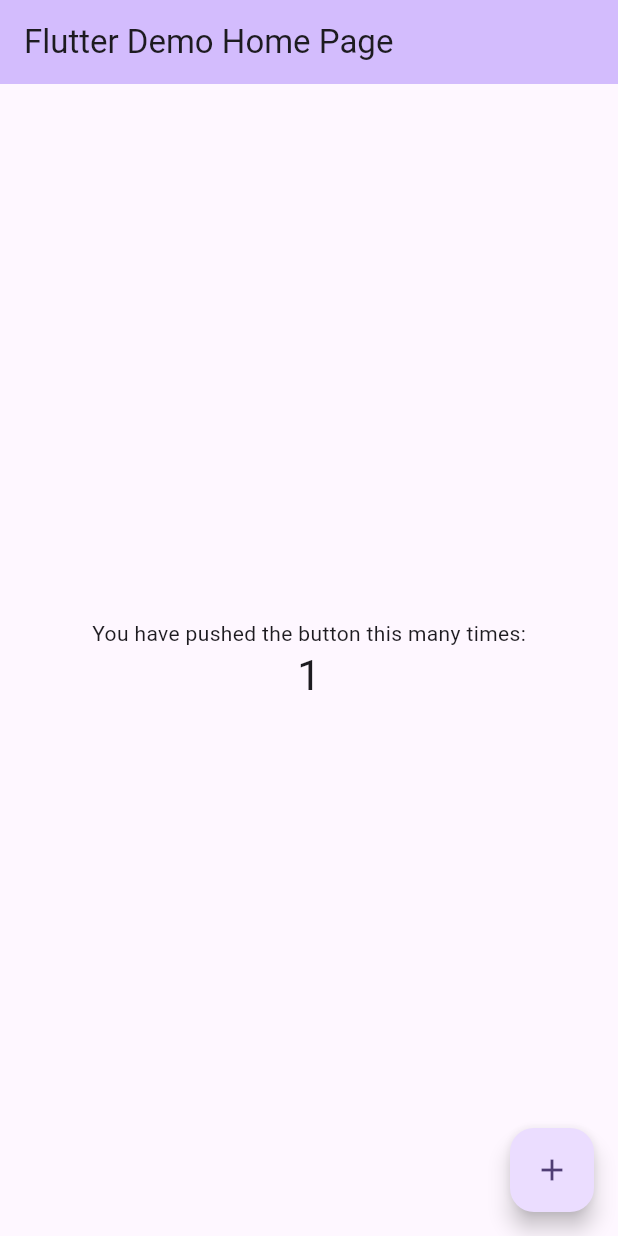
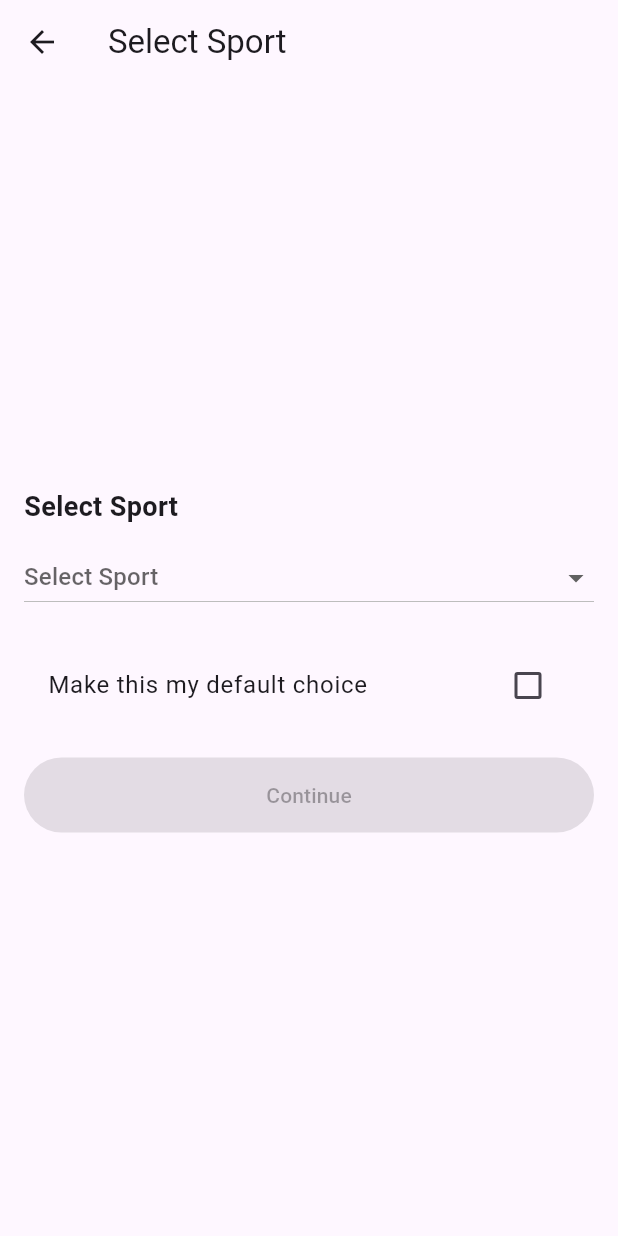
Before and after one commit to FatEarl/efficials_web_app_4, a Flutter app: the screen it shows after launch, after a tap on the "add" icon, on a phone screen of 412 x 824 dp. Run offline on Flutter 3.47's test engine with Material 3 defaults, Android fonts, the light colour scheme and no system bars.

Commit message:
Updated Home Screen: removed speech bubble, increased icon sizes, added app-wide theme

```diff
--- a/lib/main.dart
+++ b/lib/main.dart
@@ -1,122 +1,19 @@
 import 'package:flutter/material.dart';
+import 'screens/scheduler_home_screen.dart';
 
 void main() {
-  runApp(const MyApp());
+  runApp(const EfficialsApp());
 }
 
-class MyApp extends StatelessWidget {
-  const MyApp({super.key});
+class EfficialsApp extends StatelessWidget {
+  const EfficialsApp({super.key});
 
-  // This widget is the root of your application.
   @override
   Widget build(BuildContext context) {
     return MaterialApp(
-      title: 'Flutter Demo',
-      theme: ThemeData(
-        // This is the theme of your application.
-        //
-        // TRY THIS: Try running your application with "flutter run". You'll see
-        // the application has a purple toolbar. Then, without quitting the app,
-        // try changing the seedColor in the colorScheme below to Colors.green
-        // and then invoke "hot reload" (save your changes or press the "hot
-        // reload" button in a Flutter-supported IDE, or press "r" if you used
-        // the command line to start the app).
-        //
-        // Notice that the counter didn't reset back to zero; the application
-        // state is not lost during the reload. To reset the state, use hot
-        // restart instead.
-        //
-        // This works for code too, not just values: Most code changes can be
-        // tested with just a hot reload.
-        colorScheme: ColorScheme.fromSeed(seedColor: Colors.deepPurple),
-      ),
-      home: const MyHomePage(title: 'Flutter Demo Home Page'),
+      title: 'Efficials',
+      theme: ThemeData(primarySwatch: Colors.green, useMaterial3: true),
+      home: const SchedulerHomeScreen(),
     );
   }
 }
-
-class MyHomePage extends StatefulWidget {
-  const MyHomePage({super.key, required this.title});
-
-  // This widget is the home page of your application. It is stateful, meaning
-  // that it has a State object (defined below) that contains fields that affect
-  // how it looks.
-
-  // This class is the configuration for the state. It holds the values (in this
-  // case the title) provided by the parent (in this case the App widget) and
-  // used by the build method of the State. Fields in a Widget subclass are
-  // always marked "final".
-
-  final String title;
-
-  @override
-  State<MyHomePage> createState() => _MyHomePageState();
-}
-
-class _MyHomePageState extends State<MyHomePage> {
-  int _counter = 0;
-
-  void _incrementCounter() {
-    setState(() {
-      // This call to setState tells the Flutter framework that something has
-      // changed in this State, which causes it to rerun the build method below
-      // so that the display can reflect the updated values. If we changed
-      // _counter without calling setState(), then the build method would not be
-      // called again, and so nothing would appear to happen.
-      _counter++;
-    });
-  }
-
-  @override
-  Widget build(BuildContext context) {
-    // This method is rerun every time setState is called, for instance as done
-    // by the _incrementCounter method above.
-    //
-    // The Flutter framework has been optimized to make rerunning build methods
-    // fast, so that you can just rebuild anything that needs updating rather
-    // than having to individually change instances of widgets.
-    return Scaffold(
-      appBar: AppBar(
-        // TRY THIS: Try changing the color here to a specific color (to
-        // Colors.amber, perhaps?) and trigger a hot reload to see the AppBar
-        // change color while the other colors stay the same.
-        backgroundColor: Theme.of(context).colorScheme.inversePrimary,
-        // Here we take the value from the MyHomePage object that was created by
-        // the App.build method, and use it to set our appbar title.
-        title: Text(widget.title),
-      ),
-      body: Center(
-        // Center is a layout widget. It takes a single child and positions it
-        // in the middle of the parent.
-        child: Column(
-          // Column is also a layout widget. It takes a list of children and
-          // arranges them vertically. By default, it sizes itself to fit its
-          // children horizontally, and tries to be as tall as its parent.
-          //
-          // Column has various properties to control how it sizes itself and
-          // how it positions its children. Here we use mainAxisAlignment to
-          // center the children vertically; the main axis here is the vertical
-          // axis because Columns are vertical (the cross axis would be
-          // horizontal).
-          //
-          // TRY THIS: Invoke "debug painting" (choose the "Toggle Debug Paint"
-          // action in the IDE, or press "p" in the console), to see the
-          // wireframe for each widget.
-          mainAxisAlignment: MainAxisAlignment.center,
-          children: <Widget>[
-            const Text('You have pushed the button this many times:'),
-            Text(
-              '$_counter',
-              style: Theme.of(context).textTheme.headlineMedium,
-            ),
-          ],
-        ),
-      ),
-      floatingActionButton: FloatingActionButton(
-        onPressed: _incrementCounter,
-        tooltip: 'Increment',
-        child: const Icon(Icons.add),
-      ), // This trailing comma makes auto-formatting nicer for build methods.
-    );
-  }
-}
--- a/lib/screens/scheduler_home_screen.dart
+++ b/lib/screens/scheduler_home_screen.dart
@@ -0,0 +1,217 @@
+import 'package:flutter/material.dart';
+
+class SchedulerHomeScreen extends StatelessWidget {
+  const SchedulerHomeScreen({super.key});
+
+  @override
+  Widget build(BuildContext context) {
+    return Scaffold(
+      appBar: AppBar(
+        backgroundColor: const Color(0xFF2196F3), // Blue color from PDF
+        leading: IconButton(
+          icon: const Icon(Icons.menu),
+          onPressed: () {
+            ScaffoldMessenger.of(
+              context,
+            ).showSnackBar(const SnackBar(content: Text('Menu tapped')));
+          },
+        ),
+        actions: [
+          Stack(
+            alignment: Alignment.topRight,
+            children: [
+              IconButton(
+                icon: const Icon(Icons.monetization_on),
+                onPressed: () {
+                  ScaffoldMessenger.of(
+                    context,
+                  ).showSnackBar(const SnackBar(content: Text('Tokens: 1')));
+                },
+              ),
+              Positioned(
+                right: 8,
+                top: 8,
+                child: Container(
+                  padding: const EdgeInsets.all(2),
+                  decoration: const BoxDecoration(
+                    color: Colors.red,
+                    shape: BoxShape.circle,
+                  ),
+                  constraints: const BoxConstraints(
+                    minWidth: 16,
+                    minHeight: 16,
+                  ),
+                  child: const Text(
+                    '1',
+                    style: TextStyle(color: Colors.white, fontSize: 10),
+                    textAlign: TextAlign.center,
+                  ),
+                ),
+              ),
+            ],
+          ),
+        ],
+      ),
+      body: Stack(
+        children: [
+          const Center(
+            child: Text(
+              'Press the "+" icon to schedule your first game.',
+              style: TextStyle(fontSize: 18, fontWeight: FontWeight.bold),
+              textAlign: TextAlign.center,
+            ),
+          ),
+          Positioned(
+            bottom: 80,
+            right: 16,
+            child: Container(
+              padding: const EdgeInsets.all(8),
+              decoration: BoxDecoration(
+                color: Colors.white,
+                borderRadius: BorderRadius.circular(8),
+                border: Border.all(color: Colors.grey),
+              ),
+              child: const Text(
+                'Click the ➕ icon to get started!',
+                style: TextStyle(fontSize: 14),
+              ),
+            ),
+          ),
+          Positioned(
+            bottom: 70,
+            right: 50,
+            child: CustomPaint(
+              painter: ArrowPainter(),
+              size: const Size(20, 20),
+            ),
+          ),
+        ],
+      ),
+      floatingActionButton: FloatingActionButton(
+        backgroundColor: const Color(0xFF2196F3), // Blue color from PDF
+        onPressed: () {
+          Navigator.push(
+            context,
+            MaterialPageRoute(builder: (context) => const CreateGameScreen()),
+          );
+        },
+        child: const Icon(
+          Icons.add,
+          color: Colors.white, // White "+" icon
+        ),
+      ),
+    );
+  }
+}
+
+class ArrowPainter extends CustomPainter {
+  @override
+  void paint(Canvas canvas, Size size) {
+    final paint =
+        Paint()
+          ..color = Colors.grey
+          ..style = PaintingStyle.fill;
+
+    final path = Path();
+    path.moveTo(size.width / 2, 0);
+    path.lineTo(0, size.height);
+    path.lineTo(size.width, size.height);
+    path.close();
+
+    canvas.drawPath(path, paint);
+  }
+
+  @override
+  bool shouldRepaint(covariant CustomPainter oldDelegate) => false;
+}
+
+class CreateGameScreen extends StatefulWidget {
+  const CreateGameScreen({super.key});
+
+  @override
+  State<CreateGameScreen> createState() => _CreateGameScreenState();
+}
+
+class _CreateGameScreenState extends State<CreateGameScreen> {
+  String? _selectedSport;
+  bool _isDefaultChoice = false;
+
+  final List<String> _sports = [
+    'Baseball',
+    'Basketball',
+    'Football',
+    'Softball',
+  ];
+
+  @override
+  Widget build(BuildContext context) {
+    return Scaffold(
+      appBar: AppBar(title: const Text('Select Sport')),
+      body: Center(
+        child: ConstrainedBox(
+          constraints: const BoxConstraints(maxWidth: 600),
+          child: Padding(
+            padding: const EdgeInsets.all(16.0),
+            child: Column(
+              mainAxisAlignment: MainAxisAlignment.center,
+              crossAxisAlignment: CrossAxisAlignment.start,
+              children: [
+                const Text(
+                  'Select Sport',
+                  style: TextStyle(fontSize: 18, fontWeight: FontWeight.bold),
+                ),
+                const SizedBox(height: 10),
+                DropdownButton<String>(
+                  value: _selectedSport,
+                  hint: const Text('Select Sport'),
+                  isExpanded: true,
+                  items:
+                      _sports.map((sport) {
+                        return DropdownMenuItem<String>(
+                          value: sport,
+                          child: Text(sport),
+                        );
+                      }).toList(),
+                  onChanged: (value) {
+                    setState(() {
+                      _selectedSport = value;
+                    });
+                  },
+                ),
+                const SizedBox(height: 20),
+                CheckboxListTile(
+                  title: const Text('Make this my default choice'),
+                  value: _isDefaultChoice,
+                  onChanged: (value) {
+                    setState(() {
+                      _isDefaultChoice = value ?? false;
+                    });
+                  },
+                ),
+                const SizedBox(height: 20),
+                ElevatedButton(
+                  onPressed:
+                      _selectedSport == null
+                          ? null
+                          : () {
+                            ScaffoldMessenger.of(context).showSnackBar(
+                              SnackBar(
+                                content: Text(
+                                  'Sport: $_selectedSport\nDefault: $_isDefaultChoice',
+                                ),
+                              ),
+                            );
+                          },
+                  style: ElevatedButton.styleFrom(
+                    minimumSize: const Size(double.infinity, 50),
+                  ),
+                  child: const Text('Continue'),
+                ),
+              ],
+            ),
+          ),
+        ),
+      ),
+    );
+  }
+}
```
Also changed, not shown: 1 other file.
